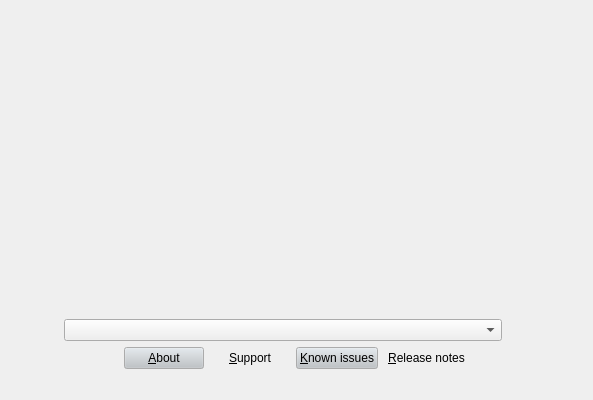
dagodax/calamares, file src/modules/welcome/WelcomePage.ui: the form before one commit.
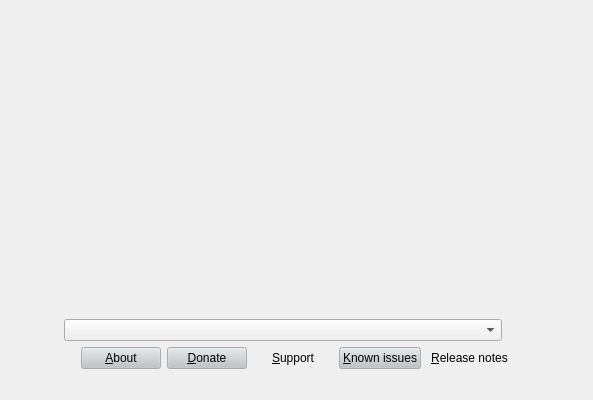
The form after the commit. Icons and pictures are not drawn.

Commit message: merge upstream 3.2.13 luksbotkey moved from python to cmake add donate to welcome page CVEs fixes for fstab & initcpio

```diff
--- a/src/modules/welcome/WelcomePage.ui
+++ b/src/modules/welcome/WelcomePage.ui
@@ -184,6 +184,56 @@
            </property>
           </widget>
          </item>
+         <item>
+          <widget class="QPushButton" name="donateButton">
+           <property name="toolTip">
+            <string>Open donations website</string>
+           </property>
+           <property name="palette">
+            <palette>
+             <active>
+              <colorrole role="Button">
+               <brush brushstyle="SolidPattern">
+                <color alpha="255">
+                 <red>189</red>
+                 <green>195</green>
+                 <blue>199</blue>
+                </color>
+               </brush>
+              </colorrole>
+             </active>
+             <inactive>
+              <colorrole role="Button">
+               <brush brushstyle="SolidPattern">
+                <color alpha="255">
+                 <red>189</red>
+                 <green>195</green>
+                 <blue>199</blue>
+                </color>
+               </brush>
+              </colorrole>
+             </inactive>
+             <disabled>
+              <colorrole role="Button">
+               <brush brushstyle="SolidPattern">
+                <color alpha="255">
+                 <red>189</red>
+                 <green>195</green>
+                 <blue>199</blue>
+                </color>
+               </brush>
+              </colorrole>
+             </disabled>
+            </palette>
+           </property>
+           <property name="text">
+            <string>&amp;Donate</string>
+           </property>
+           <property name="flat">
+            <bool>false</bool>
+           </property>
+          </widget>
+         </item>
          <item>
           <widget class="QPushButton" name="supportButton">
            <property name="text">
```
Left out of the diff: 2 changed lines with no effect on the pictures. The commit also changes 218 other files.
